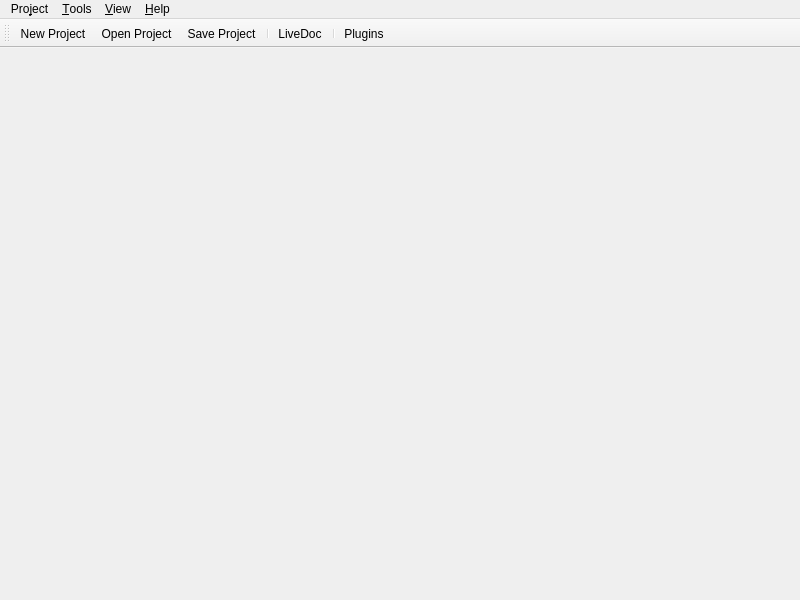
rdit-ch/itemframework, file src/gui/gui_main_window.ui: the form before one commit.
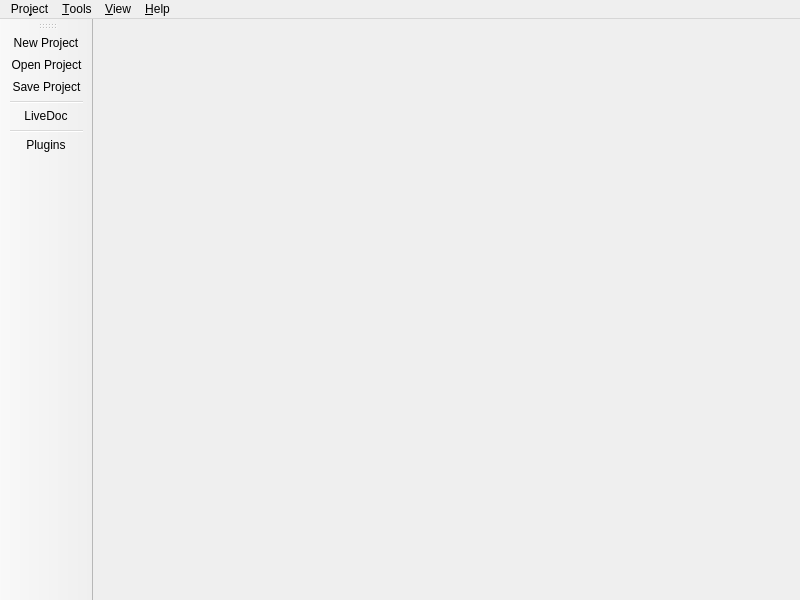
The form after the commit. Icons and pictures are not drawn.

Diff of the .ui file:
```diff
--- a/src/gui/gui_main_window.ui
+++ b/src/gui/gui_main_window.ui
@@ -66,7 +66,7 @@
     <string>Tool Bar</string>
    </property>
    <attribute name="toolBarArea">
-    <enum>TopToolBarArea</enum>
+    <enum>LeftToolBarArea</enum>
    </attribute>
    <attribute name="toolBarBreak">
     <bool>false</bool>
```
Left out of the diff: 2 changed lines with no effect on the pictures.
